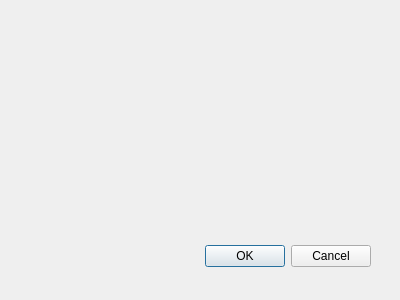
aardvarkk/samplicity, file edit_tags_dialog.ui: the form before one commit.
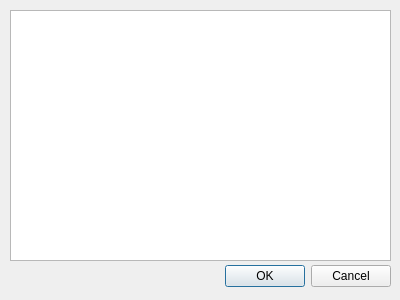
The form after the commit.

What changed in the file:
```diff
--- a/edit_tags_dialog.ui
+++ b/edit_tags_dialog.ui
@@ -18,8 +18,8 @@
   <widget name="buttonBox" class="QDialogButtonBox">
    <property name="geometry">
     <rect>
-     <x>30</x>
-     <y>240</y>
+     <x>50</x>
+     <y>260</y>
      <width>341</width>
      <height>32</height>
     </rect>
@@ -31,6 +31,16 @@
     <set>QDialogButtonBox::Cancel|QDialogButtonBox::Ok</set>
    </property>
   </widget>
+  <widget class="QTreeView" name="treeView">
+   <property name="geometry">
+    <rect>
+     <x>10</x>
+     <y>10</y>
+     <width>381</width>
+     <height>251</height>
+    </rect>
+   </property>
+  </widget>
  </widget>
  <pixmapfunction/>
  <resources/>
```
Left out of the diff: 9 changed lines with no effect on the pictures.
